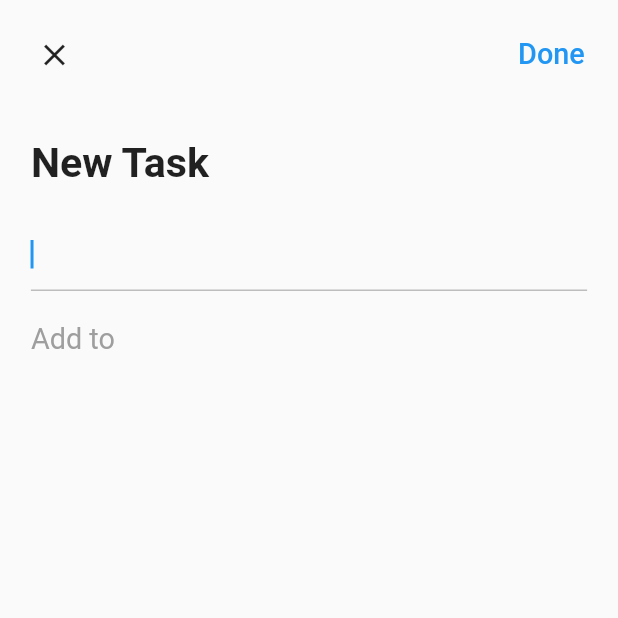
After one commit to ArpitSahu01/Todo-App, a Flutter app: the AddDialog screen opened directly, on a phone screen of 412 x 824 dp, the top half of it. The commit adds this screen. Run offline on Flutter 3.47's test engine with Material 2 defaults, Android fonts, the phone set to English and light mode, and no system bars; our stand-ins replace dotted_border, equatable, flutter_easyloading, get, get_storage, step_progress_indicator; accounts and stored records are empty.

Commit message:
done with add new task feature

```diff
--- a/lib/app/modules/home/controller.dart
+++ b/lib/app/modules/home/controller.dart
@@ -13,6 +13,7 @@ class HomeController extends GetxController{
   final chipIndex = 0.obs;
   final deleting = false.obs;
   final tasks = <Task>[].obs;
+  final task = Rx<Task?>(null);
 
   @override
   void onInit() {
@@ -47,4 +48,8 @@ class HomeController extends GetxController{
   void deleteTask(Task task) {
     tasks.remove(task);
   }
+
+  void changeTask(Task? select) {
+    task.value = select;
+  }
 }
--- a/lib/app/modules/home/view.dart
+++ b/lib/app/modules/home/view.dart
@@ -5,6 +5,7 @@ import 'package:to_do_list/app/core/values/colors.dart';
 import 'package:to_do_list/app/data/models/task.dart';
 import 'package:to_do_list/app/modules/home/controller.dart';
 import 'package:to_do_list/app/modules/home/widgets/add_card.dart';
+import 'package:to_do_list/app/modules/home/widgets/add_dialog.dart';
 import 'package:to_do_list/app/modules/home/widgets/task_card.dart';
 
 class HomePage extends GetView<HomeController> {
@@ -58,7 +59,9 @@ class HomePage extends GetView<HomeController> {
           return Obx(
                 ()=> FloatingActionButton(
               backgroundColor: controller.deleting.value? Colors.red:blue,
-              onPressed: (){},
+              onPressed: (){
+                Get.to(()=>AddDialog(),transition: Transition.downToUp);
+              },
               child:  Icon(controller.deleting.value? Icons.delete: Icons.add),
             ),
           );
--- /dev/null
+++ b/lib/app/modules/home/widgets/add_dialog.dart
@@ -0,0 +1,120 @@
+import 'package:flutter/material.dart';
+import 'package:get/get.dart';
+import 'package:to_do_list/app/core/utils/extensions.dart';
+import 'package:to_do_list/app/modules/home/controller.dart';
+
+class AddDialog extends StatelessWidget {
+  final homeCtrl = Get.find<HomeController>();
+
+  AddDialog({Key? key}) : super(key: key);
+
+  @override
+  Widget build(BuildContext context) {
+    return Scaffold(
+      body: Form(
+        key: homeCtrl.formKey,
+        child: ListView(
+          children: [
+            Padding(
+              padding: EdgeInsets.all(3.0.wp),
+              child: Row(
+                mainAxisAlignment: MainAxisAlignment.spaceBetween,
+                children: [
+                  IconButton(
+                      //   style: ButtonStyle(overlayColor: MaterialStateProperty.all(Colors.transparent),),
+                      onPressed: () {
+                        Get.back();
+                        homeCtrl.editCtrl.clear();
+                        homeCtrl.changeTask(null);
+                      },
+                      icon: const Icon(Icons.clear)),
+                  TextButton(
+                      style: ButtonStyle(
+                          overlayColor:
+                              MaterialStateProperty.all(Colors.transparent)),
+                      onPressed: () {},
+                      child: Text(
+                        "Done",
+                        style: TextStyle(fontSize: 14.0.sp),
+                      )),
+                ],
+              ),
+            ),
+            Padding(
+              padding: EdgeInsets.all(5.0.wp),
+              child: Text("New Task",
+                  style: TextStyle(
+                      fontSize: 20.0.sp, fontWeight: FontWeight.bold)),
+            ),
+            Padding(
+              padding:  EdgeInsets.symmetric(horizontal: 5.0.wp,),
+              child: TextFormField(
+                controller: homeCtrl.editCtrl,
+                autofocus: true,
+                decoration: InputDecoration(
+                  focusedBorder: UnderlineInputBorder(
+                    borderSide: BorderSide(color: Colors.grey[400]!),
+                  ),
+                ),
+                validator: (value){
+                  if(value == null || (value.trim()).isEmpty){
+                    return "Please enter some title";
+                  }
+                  return null;
+                },
+              ),
+            ),
+            Padding(
+              padding:  EdgeInsets.only(
+                top: 5.0.wp,
+                bottom: 2.0.wp,
+                right: 5.0.wp,
+                left: 5.0.wp
+              ),
+              child: Text(
+                'Add to',
+                style: TextStyle(
+                  fontSize: 14.0.sp,
+                  color: Colors.grey,
+                ),
+              ),
+            ),
+            ...homeCtrl.tasks.map((element) => InkWell(
+              onTap: ()=> homeCtrl.changeTask(element),
+              child: Obx(
+                  ()=> Padding(
+                  padding:  EdgeInsets.symmetric(
+                    vertical: 3.0.wp,
+                    horizontal: 5.0.wp
+                  ),
+                  child: Row(
+                    mainAxisAlignment: MainAxisAlignment.spaceBetween,
+                    children: [
+                      Row(
+                        children: [
+                          Icon(IconData(
+                              element.icon,
+                              fontFamily: 'MaterialIcons'
+                          ),
+                            color: HexColor.fromHex(element.color),),
+                          SizedBox(width: 3.0.wp,),
+                          Text(element.title,
+                            style: TextStyle(
+                              fontSize: 12.0.sp,
+                              fontWeight: FontWeight.bold,
+                            ),),
+                        ],
+                      ),
+                      if(homeCtrl.task.value == element)
+                        const Icon(Icons.check,color: Colors.blue,)
+                    ],
+                  ),
+                ),
+              ),
+            )).toList(),
+          ],
+        ),
+      ),
+    );
+  }
+}
```
